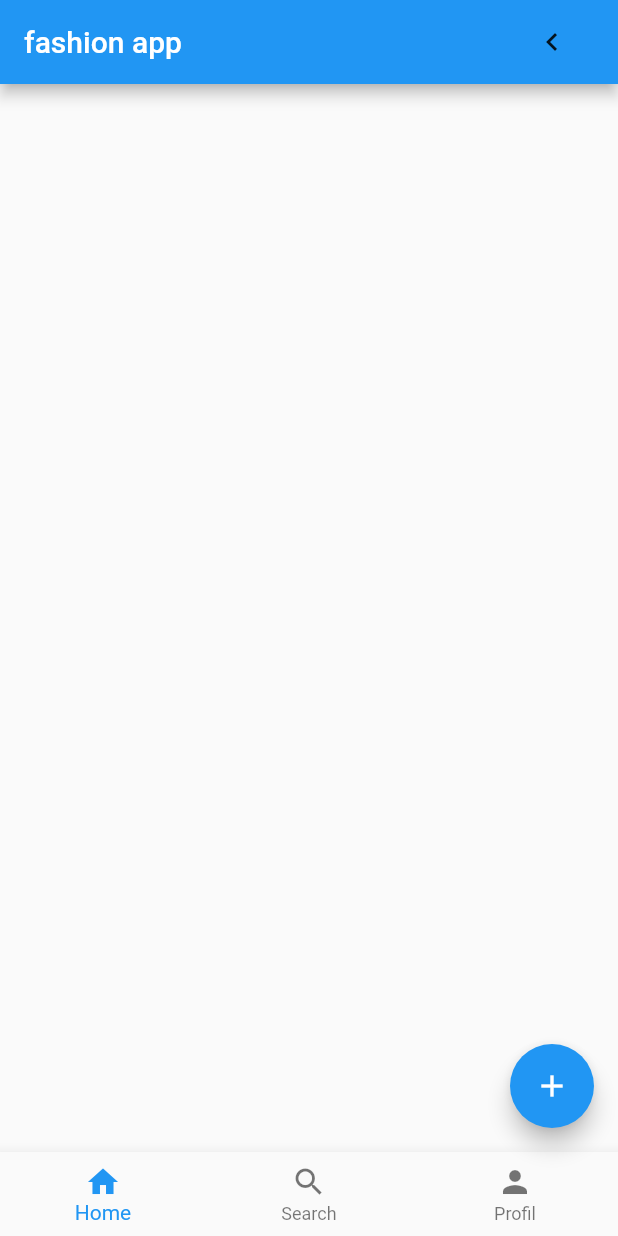
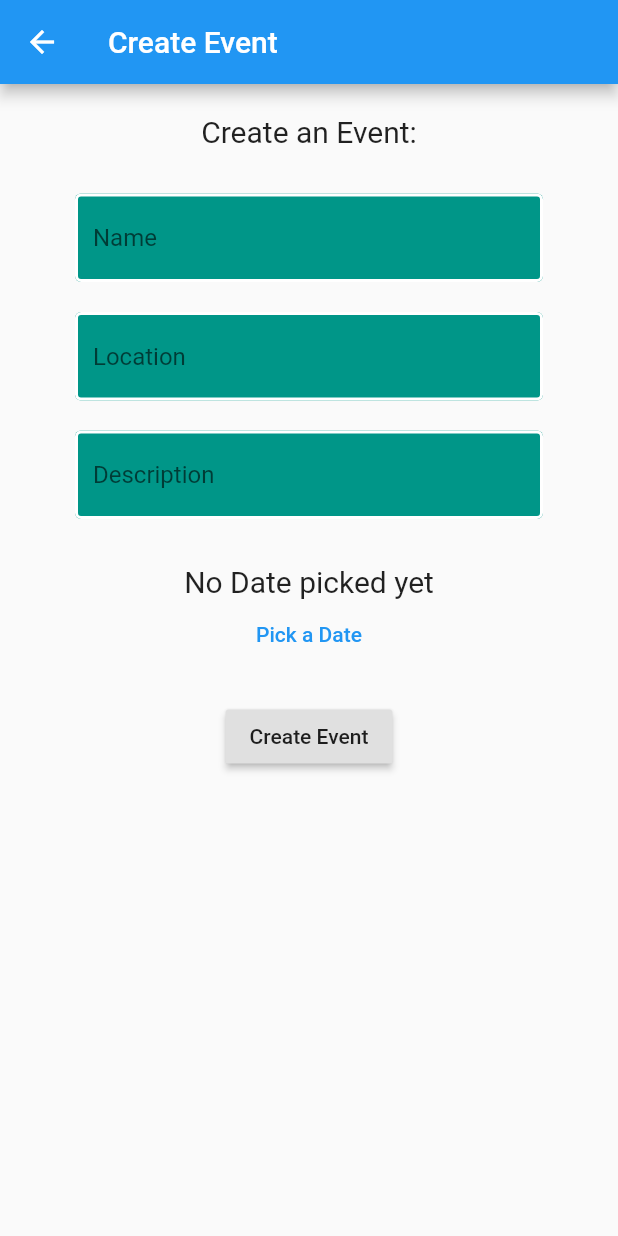
Before and after one commit to LUKEx76/fashion_app, a Flutter app: the screen it shows once a user with an empty profile is signed in, after a tap on the "add" icon, on a phone screen of 412 x 824 dp. Run offline on Flutter 3.47's test engine with Material 2 defaults, Android fonts, the light colour scheme and no system bars; our stand-ins replace cloud_firestore, firebase_auth, flutter_spinkit, get_it, webview_flutter; accounts and stored records are empty.

Commit message:
Creating and Storing of Events implemented

```diff
--- a/lib/models/post.dart
+++ b/lib/models/post.dart
@@ -1,7 +1,11 @@
+import 'package:fashion_app/models/user.dart';
+
 class Post {
+  final User creator;
   final String name;
   final String location;
-  final int time;
+  final String description;
+  final DateTime date;
 
-  Post({this.name, this.location, this.time});
+  Post({this.creator, this.name, this.location, this.description, this.date});
 }
--- a/lib/models/profil.dart
+++ b/lib/models/profil.dart
@@ -3,7 +3,6 @@ import 'package:fashion_app/models/user.dart';
 class Profil {
   User user;
   String name;
-  int coolness;
   String myIgUserId;
   String myIgAccessToken;
   String profilPicture;
@@ -13,7 +12,6 @@ class Profil {
   Profil.withData(
       {this.user,
       this.name,
-      this.coolness,
       this.myIgUserId,
       this.myIgAccessToken,
       this.profilPicture});
--- a/lib/screens/authenticate/create_profil.dart
+++ /dev/null
@@ -1,10 +0,0 @@
-import 'package:flutter/material.dart';
-
-class CreateProfil extends StatelessWidget {
-  @override
-  Widget build(BuildContext context) {
-    return Container(
-      child: Text("Create Profil Screen"),
-    );
-  }
-}
--- a/lib/screens/home/home.dart
+++ b/lib/screens/home/home.dart
@@ -2,6 +2,7 @@ import 'package:fashion_app/models/igAccessToken.dart';
 import 'package:fashion_app/models/post.dart';
 import 'package:fashion_app/models/profil.dart';
 import 'package:fashion_app/models/user.dart';
+import 'package:fashion_app/screens/home/posts/post_create.dart';
 import 'package:fashion_app/screens/home/posts/posts_fragment.dart';
 import 'package:fashion_app/screens/home/profil/profil_fragment.dart';
 import 'package:fashion_app/screens/home/search/search_fragment.dart';
@@ -82,7 +83,8 @@ class _HomeState extends State<Home> {
           opacity: showFab ? 1 : 0,
           child: FloatingActionButton(
             child: Icon(Icons.add),
-            onPressed: () => print("FAB BUTTON PRESSED"), //Create Event
+            onPressed: () => Navigator.push(
+                context, MaterialPageRoute(builder: (context) => CreatePost())),
           ),
         ),
         bottomNavigationBar: BottomNavigationBar(
--- /dev/null
+++ b/lib/screens/home/posts/post_create.dart
@@ -0,0 +1,133 @@
+import 'package:fashion_app/models/post.dart';
+import 'package:fashion_app/services/database.dart';
+import 'package:fashion_app/shared/constants.dart';
+import 'package:flutter/material.dart';
+
+class CreatePost extends StatefulWidget {
+  @override
+  _CreatePostState createState() => _CreatePostState();
+}
+
+class _CreatePostState extends State<CreatePost> {
+  final _formKey = GlobalKey<FormState>();
+  final DatabaseService _databaseService = DatabaseService();
+
+  String eventName;
+  String eventLocation;
+  String eventDescription;
+  DateTime eventDate;
+
+  @override
+  void initState() {
+    super.initState();
+    eventName = "";
+    eventLocation = "";
+    eventDescription = "";
+    eventDate = null;
+  }
+
+  @override
+  Widget build(BuildContext context) {
+    return Scaffold(
+      appBar: AppBar(
+        title: Text("Create Event"),
+      ),
+      body: Container(
+        padding: EdgeInsets.symmetric(
+          vertical: 20.0,
+          horizontal: 50.0,
+        ),
+        child: Form(
+          key: _formKey,
+          child: Column(
+            children: <Widget>[
+              Text(
+                "Create an Event:",
+                style: TextStyle(fontSize: 20.0),
+              ),
+              SizedBox(height: 30.0),
+              TextFormField(
+                decoration: textInputDecoration.copyWith(hintText: "Name"),
+                validator: (value) =>
+                    value.isEmpty ? 'Enter a name for your event' : null,
+                onChanged: (value) {
+                  setState(() => eventName = value);
+                },
+              ),
+              SizedBox(height: 20.0),
+              TextFormField(
+                decoration: textInputDecoration.copyWith(hintText: "Location"),
+                validator: (value) =>
+                    value.isEmpty ? 'Enter a location for your event' : null,
+                onChanged: (value) {
+                  setState(() => eventLocation = value);
+                },
+              ),
+              SizedBox(height: 20.0),
+              TextFormField(
+                decoration:
+                    textInputDecoration.copyWith(hintText: "Description"),
+                validator: (value) =>
+                    value.isEmpty ? 'Enter a description for your event' : null,
+                onChanged: (value) {
+                  setState(() => eventDescription = value);
+                },
+              ),
+              SizedBox(height: 30.0),
+              Text(
+                eventDate == null
+                    ? "No Date picked yet"
+                    : "Date: " +
+                        eventDate.day.toString() +
+                        "." +
+                        eventDate.month.toString() +
+                        "." +
+                        eventDate.year.toString(),
+                style: TextStyle(
+                  fontSize: 20.0,
+                ),
+              ),
+              FlatButton(
+                onPressed: () {
+                  showDatePicker(
+                    context: context,
+                    initialDate: DateTime.now(),
+                    firstDate: DateTime(2020),
+                    lastDate: DateTime(2024),
+                  ).then((date) {
+                    setState(() {
+                      eventDate = date;
+                    });
+                  });
+                },
+                child: Text(
+                  "Pick a Date",
+                  style: TextStyle(
+                    color: Colors.blue,
+                  ),
+                ),
+              ),
+              SizedBox(height: 20.0),
+              RaisedButton(
+                child: Text("Create Event"),
+                onPressed: () {
+                  if (_formKey.currentState.validate()) {
+                    if (eventDate != null &&
+                        eventDate.isAfter(DateTime.now())) {
+                      _databaseService.saveEvent(eventName, eventLocation,
+                          eventDescription, eventDate);
+                      Navigator.pop(context);
+                    } else {
+                      //Give Feedback if Date is
+                      print("Date is not valide: " + eventDate.toString());
+                    }
+                  }
+                },
+              ),
+            ],
+          ),
+        ),
+      ),
+    );
+  }
+}
--- a/lib/screens/home/posts/post_list.dart
+++ b/lib/screens/home/posts/post_list.dart
@@ -12,7 +12,16 @@ class _PostListState extends State<PostList> {
   @override
   Widget build(BuildContext context) {
     final posts = Provider.of<List<Post>>(context) ?? [];
-
+    if (posts.length == 0) {
+      return Center(
+        child: Text(
+          "No Posts to be found",
+          style: TextStyle(
+            fontSize: 20.0,
+          ),
+        ),
+      );
+    } else {
       return ListView.builder(
         itemCount: posts.length,
         itemBuilder: (context, index) {
@@ -21,3 +30,4 @@ class _PostListState extends State<PostList> {
       );
     }
   }
+}
--- a/lib/screens/home/profil/insta_picture_display.dart
+++ b/lib/screens/home/profil/insta_picture_display.dart
@@ -47,12 +47,16 @@ class _InstaPictureDisplayState extends State<InstaPictureDisplay> {
             shrinkWrap: true,
             itemCount: igMedia.length ?? 0,
             itemBuilder: (context, index) {
+              if (igMedia[index].mediaType == "VIDEO") {
+                return Container();
+              } else {
                 return Container(
                   padding: EdgeInsets.all(10),
                   child: Image.network(
                     igMedia[index].mediaUrl,
                   ),
                 );
+              }
             },
           ),
         ),
--- a/lib/screens/home/search/display_profil.dart
+++ b/lib/screens/home/search/display_profil.dart
@@ -11,7 +11,9 @@ class DisplayProfil extends StatelessWidget {
   @override
   Widget build(BuildContext context) {
     return Scaffold(
-      appBar: AppBar(),
+      appBar: AppBar(
+        title: Text("Profil Details"),
+      ),
       body: Column(
         mainAxisAlignment: MainAxisAlignment.spaceEvenly,
         children: <Widget>[
--- a/lib/screens/home/search/search_tile.dart
+++ b/lib/screens/home/search/search_tile.dart
@@ -25,7 +25,10 @@ class SearchTile extends StatelessWidget {
               ),
             ),
             child: ListTile(
-              leading: Icon(Icons.person),
+              leading: Icon(
+                Icons.person,
+                size: 50.0,
+              ),
               title: Text(profil.name),
               subtitle: Text("//ROLE"),
             ),
--- a/lib/services/database.dart
+++ b/lib/services/database.dart
@@ -44,10 +44,15 @@ class DatabaseService {
   //Get a List of Posts from Snapshot
   List<Post> _postListSnapshot(QuerySnapshot snapshot) {
     return snapshot.documents.map((doc) {
+      Timestamp timestamp = doc.data["date"];
+      DateTime date =
+          DateTime.fromMillisecondsSinceEpoch(timestamp.seconds * 1000);
       return Post(
+          creator: User(uid: doc.data["creator"]),
           name: doc.data["name"] ?? "",
           location: doc.data["location"] ?? "Somewhere",
-          time: doc.data["time"] ?? 0);
+          description: doc.data["description"] ?? "",
+          date: date ?? null);
     }).toList();
   }
 
@@ -60,7 +65,6 @@ class DatabaseService {
   Profil _profilFromSnapshot(DocumentSnapshot snapshot) {
     Profil profil = Profil(user: User(uid: snapshot.documentID));
     profil.name = snapshot.data["name"];
-    profil.coolness = snapshot.data["coolness"];
     return profil;
   }
 
@@ -128,7 +132,29 @@ class DatabaseService {
     DocumentSnapshot userDocument =
         await profilsCollection.document(user.uid).get();
     return IgAccessToken(
-        igUserId: userDocument.data["igUserId"],
-        igAccessToken: userDocument.data["igAccessToken"]);
+        igUserId: userDocument.data["igUserId"] ?? "",
+        igAccessToken: userDocument.data["igAccessToken"] ?? "");
+  }
+
+  //Save Event from Create Event Form
+  Future saveEvent(
+      String name, String location, String description, DateTime date) async {
+    return await postsCollection.add({
+      "creator": user.uid,
+      "name": name,
+      "location": location,
+      "description": description,
+      "date": date,
+    });
+  }
+
+  Future<Profil> getProfil(User user) async {
+    DocumentSnapshot userDocument =
+        await profilsCollection.document(user.uid).get();
+    return Profil.forDisplay(
+      user: user,
+      name: userDocument.data["name"] ?? "",
+      profilPicture: userDocument.data["profilPicture"] ?? "",
+    );
   }
 }
--- a/lib/services/instagram.dart
+++ b/lib/services/instagram.dart
@@ -1,7 +1,6 @@
 import 'package:fashion_app/models/igAccessToken.dart';
 import 'package:fashion_app/models/igMedia.dart';
 import 'package:fashion_app/models/profil.dart';
-import 'package:fashion_app/models/user.dart';
 import 'package:fashion_app/services/database.dart';
 import 'package:http/http.dart' as http;
 import 'package:fashion_app/shared/strings.dart';
@@ -71,6 +70,10 @@ class InstagramConnector {
     IgAccessToken accessToken =
         await _databaseService.getAccessTokenFromUser(profil.user);
 
+    if (accessToken.igAccessToken.length == 0) {
+      return null;
+    }
+
     var response = await makeGetRequest(graphUrl +
         accessToken.igUserId + //Decide which ID and Token to use
         "/media" +
```
Also changed, not shown: lib/screens/authenticate/login.dart (+6 -2 lines), lib/screens/home/posts/display_post.dart (added, +25 -0 lines), lib/screens/home/posts/post_tile.dart (+73 -6 lines). Lines whose indentation alone changed are shown as unchanged.
